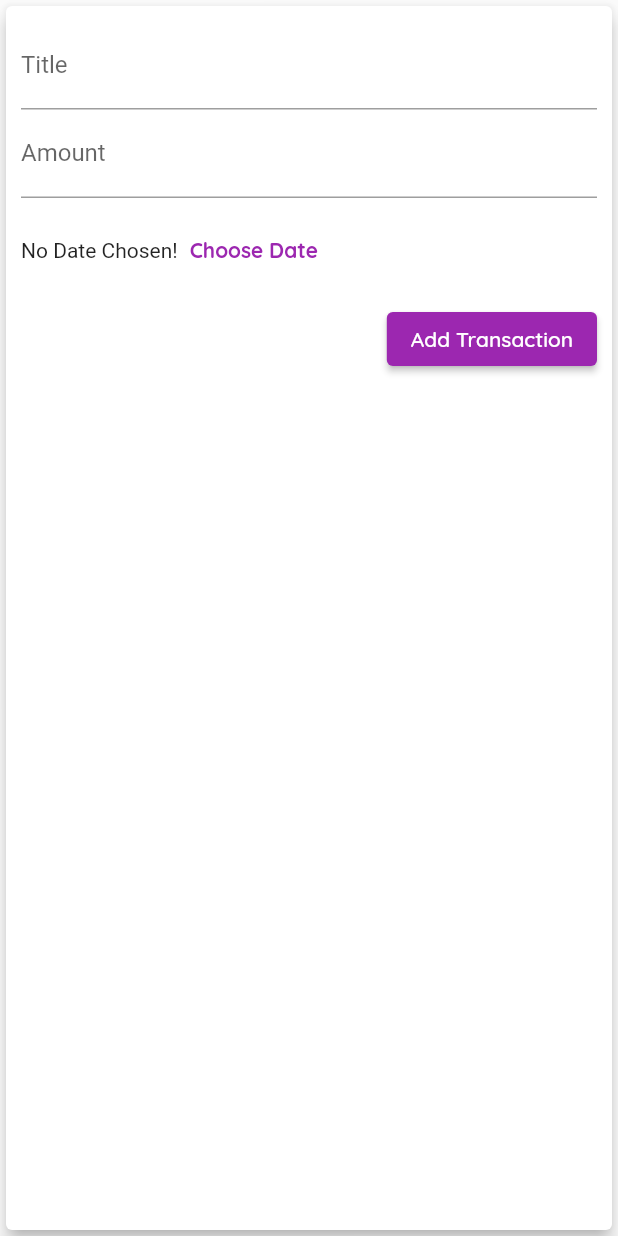
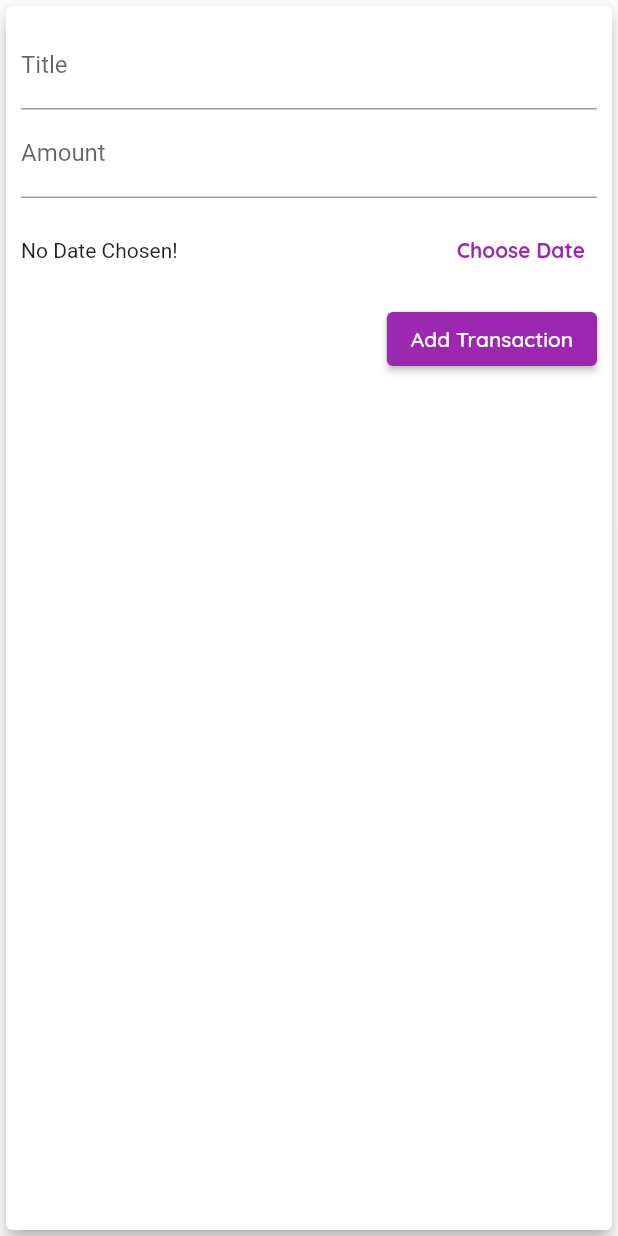
Before and after one commit to manoj1995madushanka/flutter_expense_tracker, a Flutter app: the NewTransaction widget shown alone on an empty page, opened directly with empty values, after a tap on "Add Transaction", on a phone screen of 412 x 824 dp. Run offline on Flutter 3.47's test engine with Material 2 defaults, Android fonts, the phone set to English and light mode, and no system bars.

Commit message:
save date of new transaction

```diff
--- a/lib/main.dart
+++ b/lib/main.dart
@@ -72,12 +72,12 @@ class _MyHomePageState extends State<MyHomePage> {
     }).toList();
   }
 
-  void _addNewTransaction(String title, double amount) {
+  void _addNewTransaction(String title, double amount,DateTime chosenDate) {
     final newTx = new Transaction(
         id: DateTime.now().toString(),
         title: title,
         amount: amount,
-        date: DateTime.now());
+        date: chosenDate);
 
     setState(() {
       _userTransaction.add(newTx);
--- a/lib/widgets/new_transaction.dart
+++ b/lib/widgets/new_transaction.dart
@@ -1,4 +1,5 @@
 import 'package:flutter/material.dart';
+import 'package:intl/intl.dart';
 
 class NewTransaction extends StatefulWidget {
   final Function addNexTransaction;
@@ -10,36 +11,45 @@ class NewTransaction extends StatefulWidget {
 }
 
 class _NewTransactionState extends State<NewTransaction> {
-  final titleController = new TextEditingController();
-
-  final amountController = new TextEditingController();
+  final _titleController = new TextEditingController();
+  final _amountController = new TextEditingController();
+  DateTime? _selectedDate = null;
 
   void _submitData() {
-    final title = titleController.text;
-    final amount = (amountController.text.isNotEmpty)
-        ? double.parse(amountController.text)
+    if (_amountController.text.isEmpty) {
+      return;
+    }
+
+    final title = _titleController.text;
+    final amount = (_amountController.text.isNotEmpty)
+        ? double.parse(_amountController.text)
         : 0;
 
-    print('title : ${title}');
-    print('amount : ${amount}');
-
-    if (title.isEmpty || amount <= 0) {
+    if (title.isEmpty || amount <= 0 || _selectedDate == null) {
       return;
     }
 
     // this.widget need to access parent class pointer method
     this.widget.addNexTransaction(
-        titleController.text, double.parse(amountController.text));
+        _titleController.text, double.parse(_amountController.text),_selectedDate);
 
     Navigator.of(context).pop();
   }
 
   void _presentDatePicker() {
     showDatePicker(
-        context: context,
-        initialDate: DateTime.now(),
-        firstDate: DateTime(2019),
-        lastDate: DateTime.now());
+      context: context,
+      initialDate: DateTime.now(),
+      firstDate: DateTime(2019),
+      lastDate: DateTime.now(),
+    ).then((pickedDate) {
+      if (pickedDate == null) {
+        return;
+      }
+      setState(() {
+        _selectedDate = pickedDate;
+      });
+    });
   }
 
   @override
@@ -53,7 +63,7 @@ class _NewTransactionState extends State<NewTransaction> {
           children: [
             TextField(
               decoration: InputDecoration(labelText: 'Title'),
-              controller: titleController,
+              controller: _titleController,
               onSubmitted: (_) => _submitData(),
               /*onChanged: (value) {
                         titleInput = value;
@@ -61,7 +71,7 @@ class _NewTransactionState extends State<NewTransaction> {
             ),
             TextField(
               decoration: InputDecoration(labelText: 'Amount'),
-              controller: amountController,
+              controller: _amountController,
               keyboardType: TextInputType.number,
               onSubmitted: (_) =>
                   _submitData(), // here _ means we ignore value here
@@ -75,7 +85,13 @@ class _NewTransactionState extends State<NewTransaction> {
               height: 70,
               child: Row(
                 children: [
-                  Text('No Date Chosen!'),
+                  Expanded(
+                    child: Text(
+                      _selectedDate == null
+                          ? 'No Date Chosen!'
+                          : 'Picked Date : ${DateFormat.yMd().format(_selectedDate!)}',
+                    ),
+                  ),
                   TextButton(
                     style: TextButton.styleFrom(
                       primary: Theme.of(context).primaryColor,
```
